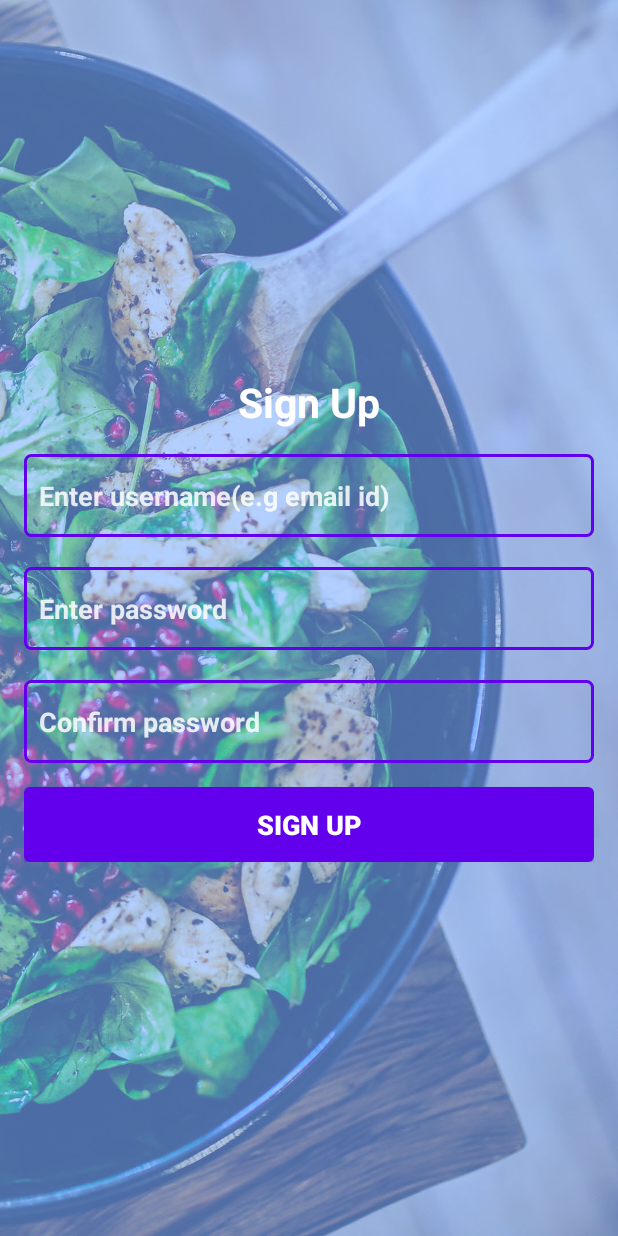
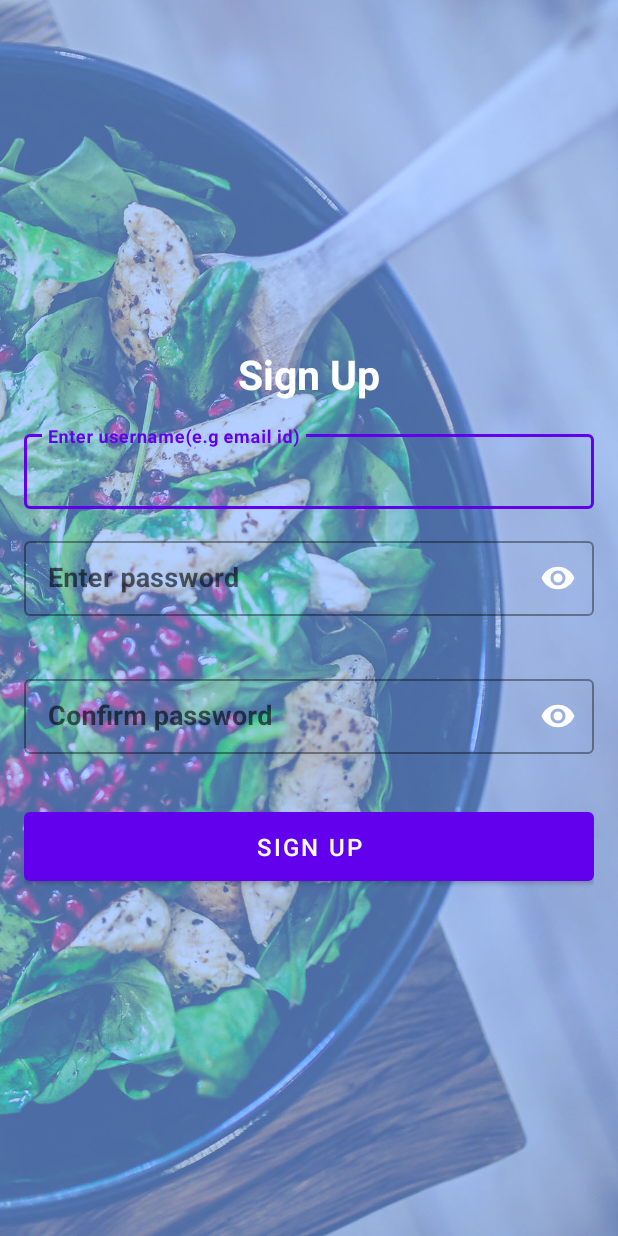
Before and after one commit to abhishekDeb-2003/Android-Login-Ui, an Android app: the screen it shows after launch (SignUp), after a tap on an icon or button, on a phone screen of 412 x 824 dp. Run offline under Robolectric (Android 15) with nearby library versions, the phone set to English and light mode, and no system bars.

Commit message:
Added material design components and also handled validation

```diff
--- a/app/build.gradle
+++ b/app/build.gradle
@@ -34,4 +34,7 @@ dependencies {
     androidTestImplementation 'androidx.test.ext:junit:1.1.2'
     androidTestImplementation 'androidx.test.espresso:espresso-core:3.3.0'
 
+    //Material Design Dependency
+    implementation 'com.google.android.material:material:1.2.1'
+
 }
--- a/app/src/main/java/com/abhishek/androidloginui/MainActivity.kt
+++ b/app/src/main/java/com/abhishek/androidloginui/MainActivity.kt
@@ -2,17 +2,24 @@ package com.abhishek.androidloginui
 
 import android.content.Intent
 import android.os.Bundle
+import android.text.Editable
+import android.text.TextWatcher
 import android.widget.Button
 import android.widget.EditText
 import android.widget.TextView
 import android.widget.Toast
 import androidx.appcompat.app.AppCompatActivity
+import com.google.android.material.textfield.TextInputEditText
+import com.google.android.material.textfield.TextInputLayout
 
 
 class MainActivity : AppCompatActivity() {
 
-    private lateinit var usernameEdt: EditText
-    private lateinit var passwordEdt: EditText
+    private lateinit var usernameEdt: TextInputEditText
+
+    private lateinit var passwordEdtLayout: TextInputLayout
+    private lateinit var passwordEdt: TextInputEditText
+
     private lateinit var loginBtn: Button
     private lateinit var signUpBtn: TextView
 
@@ -21,18 +28,31 @@ class MainActivity : AppCompatActivity() {
         setContentView(R.layout.activity_main)
 
         usernameEdt = findViewById(R.id.username_edt)
+
         passwordEdt = findViewById(R.id.password_edt)
+        passwordEdtLayout = findViewById(R.id.password_edt_layout)
+
+        passwordEdt.addTextChangedListener(object: TextWatcher {
+            override fun beforeTextChanged(p0: CharSequence?, p1: Int, p2: Int, p3: Int) {
+            }
+
+            override fun onTextChanged(p0: CharSequence?, p1: Int, p2: Int, p3: Int) {
+                passwordEdtLayout.error = null
+            }
+
+            override fun afterTextChanged(p0: Editable?) {
+                passwordEdt.error = null
+            }
+
+
+        })
 
         loginBtn = findViewById(R.id.login_btn)
         signUpBtn = findViewById(R.id.signUp_btn)
 
-        loginBtn.setOnClickListener{
-            login()
-        }
+        loginBtn.setOnClickListener { login() }
 
-        signUpBtn.setOnClickListener{
-            signUp()
-        }
+        signUpBtn.setOnClickListener { signUp() }
 
     }
 
@@ -44,17 +64,25 @@ class MainActivity : AppCompatActivity() {
         val username: String = "raju@babubhaiyya.com"
         val password: String = "ye_raju_kaStyle_Hai@39"
 
-        if(getUsernameFromEdt() == username && getPasswordFromEdt() == password){
+        if (getUsernameFromEdt() == username && getPasswordFromEdt() == password) {
             Toast.makeText(this, "Login Successful", Toast.LENGTH_SHORT).show()
+        } else if(getUsernameFromEdt() == username && getPasswordFromEdt() != password){
+            passwordEdtLayout.error = "Invalid password!"
         }else{
-            Toast.makeText(this, "Login Unsuccessful", Toast.LENGTH_SHORT).show()
+            Toast.makeText(this,
+                "Login Unsuccessful. Invalid username!",
+                Toast.LENGTH_SHORT)
+                .show()
         }
     }
 
-    private fun getUsernameFromEdt(): String{ return usernameEdt.text.trim().toString() }
+    private fun getUsernameFromEdt(): String {
+        return usernameEdt.text!!.trim().toString()
+    }
 
-    private fun getPasswordFromEdt(): String{ return passwordEdt.text.toString() }
-
+    private fun getPasswordFromEdt(): String {
+        return passwordEdt.text.toString()
+    }
 
 
 }
--- a/app/src/main/java/com/abhishek/androidloginui/SignUp.kt
+++ b/app/src/main/java/com/abhishek/androidloginui/SignUp.kt
@@ -3,51 +3,125 @@ package com.abhishek.androidloginui
 import android.content.Intent
 import androidx.appcompat.app.AppCompatActivity
 import android.os.Bundle
+import android.text.Editable
+import android.text.TextWatcher
 import android.widget.Button
 import android.widget.EditText
 import android.widget.Toast
+import com.google.android.material.textfield.TextInputEditText
+import com.google.android.material.textfield.TextInputLayout
 
 class SignUp : AppCompatActivity() {
 
     private lateinit var usernameEdt: EditText
-    private lateinit var passwordEdt: EditText
-    private lateinit var confirmPasswordEdt: EditText
+
+    private lateinit var passwordEdtLayout: TextInputLayout
+    private lateinit var passwordEdt: TextInputEditText
+
+    private lateinit var confirmPasswordEdtLayout: TextInputLayout
+    private lateinit var confirmPasswordEdt: TextInputEditText
+
     private lateinit var signUpBtn: Button
     private var passwordText: String = ""
+    private var confirmPasswordText: String = ""
 
     override fun onCreate(savedInstanceState: Bundle?) {
         super.onCreate(savedInstanceState)
         setContentView(R.layout.activity_sign_up)
 
         usernameEdt = findViewById(R.id.username_edt)
+
+        passwordEdtLayout = findViewById(R.id.password_edt_layout)
         passwordEdt = findViewById(R.id.password_edt)
+
+        confirmPasswordEdtLayout = findViewById(R.id.confirm_password_edt_layout)
         confirmPasswordEdt = findViewById(R.id.confirm_password_edt)
 
-        signUpBtn = findViewById(R.id.login_btn)
+        signUpBtn = findViewById(R.id.signUp_btn)
 
-        signUpBtn.setOnClickListener{
-            signUp()
-        }
+        passwordEdt.addTextChangedListener(object : TextWatcher {
+            override fun beforeTextChanged(p0: CharSequence?, p1: Int, p2: Int, p3: Int) {
+            }
+
+            override fun onTextChanged(p0: CharSequence?, p1: Int, p2: Int, p3: Int) {
+                getPasswordLength()
+                confirmPasswordEdtLayout.error = null
+            }
+
+            override fun afterTextChanged(p0: Editable?) {
+            }
+
+
+        })
+        confirmPasswordEdt.addTextChangedListener(object : TextWatcher {
+            override fun beforeTextChanged(p0: CharSequence?, p1: Int, p2: Int, p3: Int) {
+            }
+
+            override fun onTextChanged(p0: CharSequence?, p1: Int, p2: Int, p3: Int) {
+                if (!validatePassword()) {
+                    confirmPasswordEdtLayout.error = "Passwords does not match"
+                } else {
+                    confirmPasswordEdtLayout.error = null
+                }
+            }
+
+            override fun afterTextChanged(p0: Editable?) {
+            }
+
+
+        })
+
+        signUpBtn.setOnClickListener { signUp() }
 
     }
 
     private fun signUp() {
         val usernameText = usernameEdt.text.trim().toString()
-        if(validatePassword()){
+        if (validatePassword() && usernameText.isNotEmpty() && usernameText.contains("@")) {
             signUpBtn.isEnabled = false
-            Toast.makeText(this, "Username: $usernameText \n Password: $passwordText",
-                Toast.LENGTH_LONG).show()
+            Toast.makeText(
+                this, "Username: $usernameText \n Password: $passwordText",
+                Toast.LENGTH_LONG
+            ).show()
             startActivity(Intent(this, MainActivity::class.java))
             finishAffinity()
-        }else{
-            Toast.makeText(this, "Passwords does not match", Toast.LENGTH_SHORT).show()
+        } else {
+            if (usernameText.isEmpty()) {
+                Toast.makeText(
+                    this, "Please enter a valid email id",
+                    Toast.LENGTH_LONG
+                ).show()
+            } else if (!usernameText.contains("@")) {
+                Toast.makeText(
+                    this, "Please enter a valid email id",
+                    Toast.LENGTH_LONG
+                ).show()
+            } else {
+                confirmPasswordEdtLayout.error = "Passwords does not match"
+            }
+
         }
     }
 
     private fun validatePassword(): Boolean {
         passwordText = passwordEdt.text.toString()
-        val confirmPasswordText: String = confirmPasswordEdt.text.toString()
+        confirmPasswordText = confirmPasswordEdt.text.toString()
 
         return passwordText == confirmPasswordText
     }
+
+    fun getPasswordLength() {
+        val passwordLength: Int = passwordEdt.length()
+
+        when {
+            passwordLength == 0 -> {
+                passwordEdtLayout.error = null
+                confirmPasswordEdtLayout.error = null
+            }
+            passwordLength < 8 -> passwordEdtLayout.error = "Password length is too short"
+            passwordLength > 14 -> passwordEdtLayout.error = "Password length exceeded"
+            else -> passwordEdtLayout.error = null
+        }
+
+    }
 }
--- a/app/src/main/res/drawable/btn_bg.xml
+++ /dev/null
@@ -1,8 +0,0 @@
-<?xml version="1.0" encoding="utf-8"?>
-<shape xmlns:android="http://schemas.android.com/apk/res/android"
-    android:shape="rectangle">
-
-    <solid android:color="@color/colorPrimary" />
-    <corners android:radius="4dp" />
-
-</shape>
--- a/app/src/main/res/drawable/edt_border.xml
+++ /dev/null
@@ -1,10 +0,0 @@
-<?xml version="1.0" encoding="utf-8"?>
-<shape xmlns:android="http://schemas.android.com/apk/res/android"
-    android:shape="rectangle">
-
-    <stroke android:width="2dp"
-        android:color="@color/colorPrimary" />
-
-    <corners android:radius="4dp" />
-
-</shape>
--- a/app/src/main/res/layout/activity_sign_up.xml
+++ b/app/src/main/res/layout/activity_sign_up.xml
@@ -3,6 +3,7 @@
     xmlns:tools="http://schemas.android.com/tools"
     android:layout_width="match_parent"
     android:layout_height="match_parent"
+    xmlns:app="http://schemas.android.com/apk/res-auto"
     android:background="@drawable/bg3"
     tools:context=".SignUp">
 
@@ -26,60 +27,80 @@
             android:textSize="27sp"
             android:textStyle="bold" />
 
-        <EditText
+        <com.google.android.material.textfield.TextInputLayout
+            android:id="@+id/textInputLayout"
+            style="@style/Widget.MaterialComponents.TextInputLayout.OutlinedBox"
+            android:layout_width="match_parent"
+            android:layout_height="wrap_content"
+            android:hint="@string/enter_username_e_g_email_id"
+            app:endIconMode="clear_text"
+            app:endIconTint="@color/white">
+
+            <com.google.android.material.textfield.TextInputEditText
                 android:id="@+id/username_edt"
                 android:layout_width="match_parent"
-            android:layout_height="55dp"
-            android:background="@drawable/edt_border"
-            android:hint="@string/enter_username_e_g_email_id"
-            android:importantForAutofill="no"
-            android:inputType="text"
-            android:paddingStart="10dp"
+                android:layout_height="50dp"
                 android:textColor="@color/white"
                 android:textStyle="bold"
-            android:textColorHint="@color/transparent_white"
-            tools:ignore="RtlSymmetry" />
+                android:textSize="18sp"
+                android:inputType="text"/>
 
-        <EditText
+        </com.google.android.material.textfield.TextInputLayout>
+
+        <com.google.android.material.textfield.TextInputLayout
+            android:id="@+id/password_edt_layout"
+            style="@style/Widget.MaterialComponents.TextInputLayout.OutlinedBox"
+            android:layout_width="match_parent"
+            android:layout_height="wrap_content"
+            android:hint="@string/enter_password"
+            android:layout_marginTop="16dp"
+            app:errorEnabled="true"
+            app:endIconMode="password_toggle"
+            app:endIconTint="@color/white">
+
+            <com.google.android.material.textfield.TextInputEditText
                 android:id="@+id/password_edt"
                 android:layout_width="match_parent"
-            android:layout_height="55dp"
-            android:layout_marginTop="20dp"
-            android:background="@drawable/edt_border"
-            android:hint="@string/enter_password"
-            android:importantForAutofill="no"
+                android:layout_height="50dp"
                 android:inputType="textPassword"
-            android:paddingStart="10dp"
+                android:textSize="18sp"
                 android:textColor="@color/white"
-            android:textStyle="bold"
-            android:textColorHint="@color/transparent_white"
-            tools:ignore="RtlSymmetry" />
+                android:textStyle="bold"/>
 
-        <EditText
+        </com.google.android.material.textfield.TextInputLayout>
+
+        <com.google.android.material.textfield.TextInputLayout
+            android:id="@+id/confirm_password_edt_layout"
+            style="@style/Widget.MaterialComponents.TextInputLayout.OutlinedBox"
+            android:layout_width="match_parent"
+            android:layout_height="wrap_content"
+            android:hint="@string/confirm_password"
+            android:layout_marginTop="16dp"
+            app:errorEnabled="true"
+            app:endIconMode="password_toggle"
+            app:endIconTint="@color/white">
+
+            <com.google.android.material.textfield.TextInputEditText
                 android:id="@+id/confirm_password_edt"
                 android:layout_width="match_parent"
-            android:layout_height="55dp"
-            android:layout_marginTop="20dp"
-            android:background="@drawable/edt_border"
-            android:hint="@string/confirm_password"
-            android:importantForAutofill="no"
+                android:layout_height="50dp"
                 android:inputType="textPassword"
-            android:paddingStart="10dp"
+                android:textSize="18sp"
                 android:textColor="@color/white"
-            android:textStyle="bold"
-            android:textColorHint="@color/transparent_white"
-            tools:ignore="RtlSymmetry" />
+                android:textStyle="bold"/>
+
+        </com.google.android.material.textfield.TextInputLayout>
 
         <Button
-            android:id="@+id/login_btn"
+            android:id="@+id/signUp_btn"
+            style="@style/Widget.MaterialComponents.Button"
             android:layout_width="match_parent"
-            android:layout_height="50dp"
-            android:layout_marginTop="16dp"
-            android:background="@drawable/btn_bg"
+            android:layout_height="wrap_content"
+            android:layout_marginTop="12dp"
+            android:paddingTop="12dp"
+            android:paddingBottom="12dp"
             android:text="@string/sign_up"
-            android:textColor="@color/white"
-            android:textSize="18sp"
-            android:textStyle="bold" />
+            android:textSize="16sp" />
 
     </LinearLayout>
 
--- a/app/src/main/res/values/strings.xml
+++ b/app/src/main/res/values/strings.xml
@@ -1,7 +1,6 @@
 <resources>
     <string name="app_name">Android Login UI</string>
     <string name="dark_mode">Dark Mode</string>
-    <string name="enter_username">Enter username</string>
     <string name="enter_password">Enter password</string>
     <string name="login">Login</string>
     <string name="don_t_have_an_account_sign_up">Don\'t have an account&#63; Sign Up</string>
--- a/app/src/main/res/values/styles.xml
+++ b/app/src/main/res/values/styles.xml
@@ -1,6 +1,6 @@
 <resources>
     <!-- Base application theme. -->
-    <style name="AppTheme" parent="Theme.AppCompat.NoActionBar">
+    <style name="AppTheme" parent="Theme.MaterialComponents.Light.NoActionBar">
         <!-- Customize your theme here. -->
         <item name="colorPrimary">@color/colorPrimary</item>
         <item name="colorPrimaryDark">@color/colorPrimaryDark</item>
```
Also changed, not shown: app/src/main/res/layout/activity_main.xml (+44 -30 lines), app/src/main/res/drawable/bg.jpg (deleted), app/src/main/res/drawable/bg2.jpg (deleted). Lines whose indentation alone changed are shown as unchanged.
